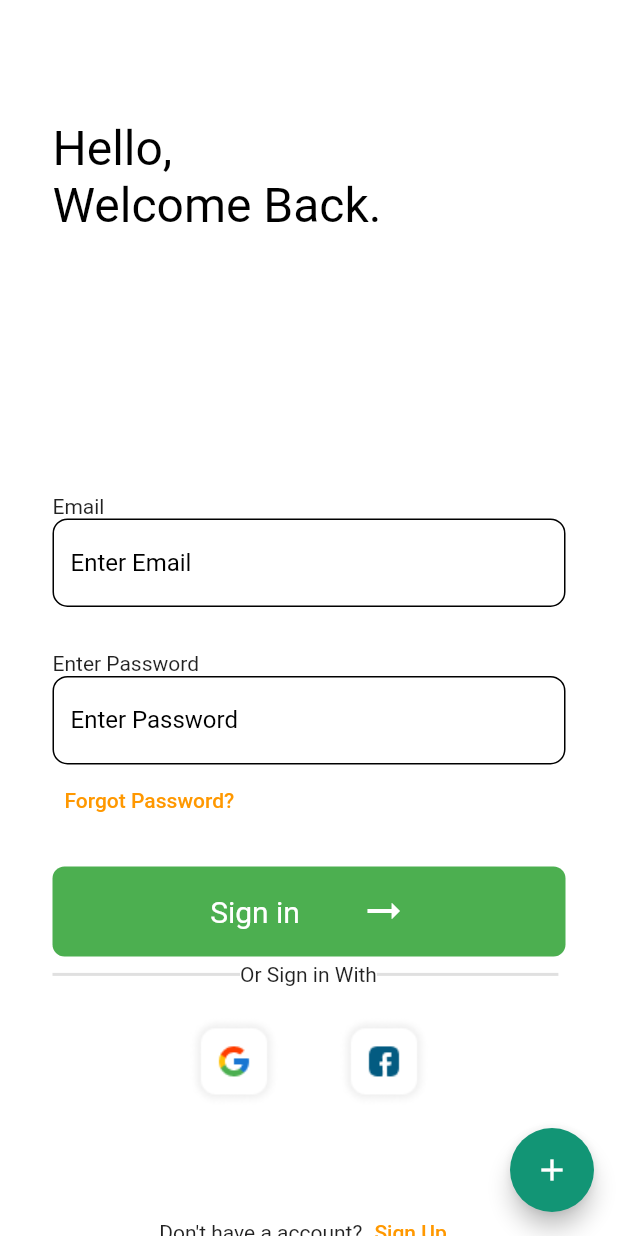
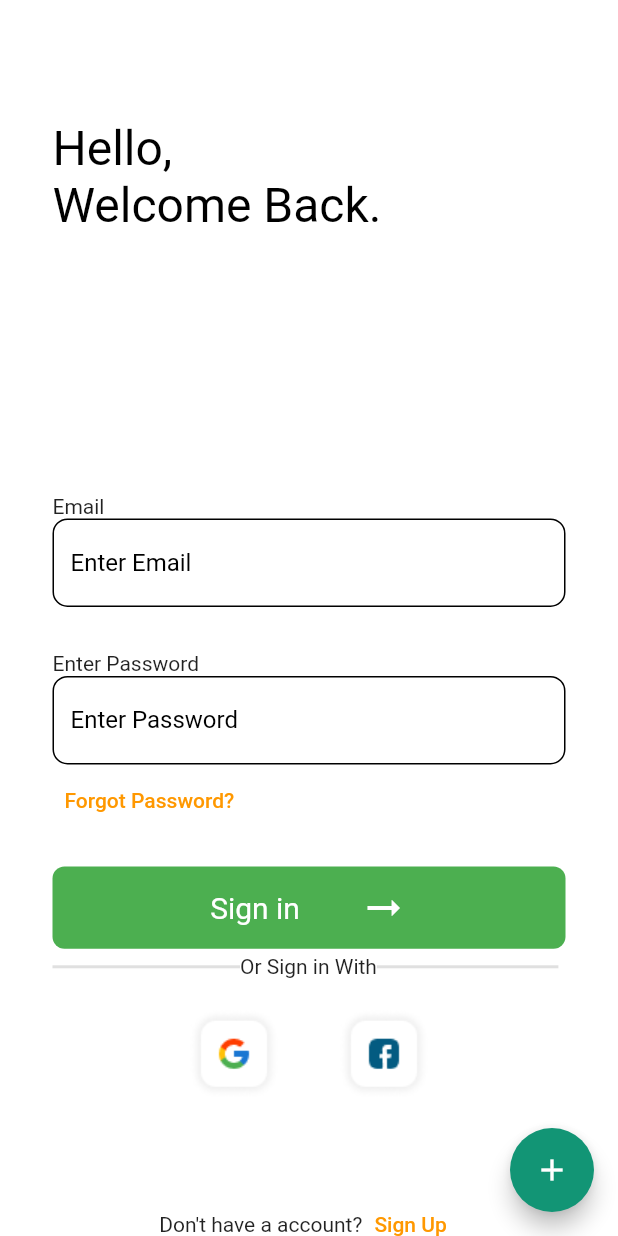
Before and after one commit to ugurclikk/Recipe-App, a Flutter app: the screen it shows after launch, on a phone screen of 412 x 824 dp. Run offline on Flutter 3.47's test engine with Material 2 defaults, Android fonts, the phone set to English and light mode, and no system bars; our stand-ins replace cloud_firestore, cloud_functions, firebase_auth, firebase_core, firebase_messaging, firebase_storage and 3 more; accounts and stored records are empty.

Commit message:
Flutter Navigation, Local Notification, Responsive UI and timer

```diff
--- /dev/null
+++ b/lib/controller/respui_controller.dart
@@ -0,0 +1,25 @@
+import 'package:flutter/material.dart';
+
+class respui {
+  final double heightInDesign = 60;
+  final double widthInDesign = 350;
+  final double padding = 18;
+  final double spaceBetween = 24;
+  late double responsiveHeight = 0;
+  late double responsiveWidth = 0;
+  respui getinfoui(BuildContext context) {
+    respui holder = respui();
+    final MediaQueryData mediaQueryData = MediaQuery.of(context);
+    final double deviceWidth = mediaQueryData.size.width;
+    /*final double responsiveWidth =
+        (deviceWidth / 2) - padding - (spaceBetween / 2);
+
+    final double responsiveHeight =
+        (heightInDesign / widthInDesign) * responsiveWidth;*/
+    final double responsiveHeight = (mediaQueryData.size.height / 15);
+    final double responsiveWidth = mediaQueryData.size.width;
+    holder.responsiveHeight = responsiveHeight;
+    holder.responsiveWidth = responsiveWidth;
+    return holder;
+  }
+}
--- a/lib/main.dart
+++ b/lib/main.dart
@@ -2,11 +2,11 @@ import 'package:firebase_messaging/firebase_messaging.dart';
 import 'package:flutter/material.dart';
 import 'package:firebase_core/firebase_core.dart';
 import 'package:firebase_auth/firebase_auth.dart';
-import 'package:get/get.dart';
 import 'package:recipe/controller/storage_controller.dart';
 import 'package:recipe/pages/signinPage.dart';
 
 import 'controller/firebase_notification.dart';
+import 'controller/local_notification_controller.dart';
 import 'controller/recipecontrol.dart';
 import 'pages/signupPage.dart';
 
@@ -22,6 +22,7 @@ void getToken() async {
 
 void main() async {
   WidgetsFlutterBinding.ensureInitialized();
+   await NotificationHelper.initialize();
   await Firebase.initializeApp();
   await initMessaging();
   // FirebaseMessaging.onBackgroundMessage(_firebaseMessagingBackgroundHandler);
@@ -39,20 +40,9 @@ class HomePage extends StatefulWidget {
 class _HomePageState extends State<HomePage> {
   @override
   Widget build(BuildContext context) {
-    return GetMaterialApp(
+    return MaterialApp(
       debugShowCheckedModeBanner: false,
-      home: Scaffold(
-        body: MyLogin(),
-        floatingActionButton: FloatingActionButton(
-          backgroundColor: Color(0xff129575),
-          child: Icon(Icons.add),
-          onPressed: () {
-            getToken();
-            //get paketi sadece router icin kullanılıyor flutter navigator sorun cıkardıgı için simdilik öğrenene kadar get kullanıyorum
-            Get.to(RecipeApp());
-          },
-        ),
-      ),
+      home: MyLogin(),
     );
   }
 }
--- a/lib/pages/signinPage.dart
+++ b/lib/pages/signinPage.dart
@@ -1,6 +1,7 @@
 import 'package:firebase_auth/firebase_auth.dart';
 import 'package:flutter/material.dart';
 import 'package:get/get.dart';
+import 'package:recipe/controller/respui_controller.dart';
 import 'package:recipe/pages/signupPage.dart';
 
 import '../controller/recipecontrol.dart';
@@ -17,9 +18,25 @@ class _MyLoginState extends State<MyLogin> {
   Widget build(BuildContext context) {
     final _formKey = GlobalKey<FormState>();
     late String _email, _password;
+    respui responsiveui = respui();
+    respui uihld = responsiveui.getinfoui(context);
     return Container(
       decoration: const BoxDecoration(),
       child: Scaffold(
+        floatingActionButton: FloatingActionButton(
+          backgroundColor: Color(0xff129575),
+          child: Icon(Icons.add),
+          onPressed: () {
+            //getToken();
+            //get paketi sadece router icin kullanılıyor flutter navigator sorun cıkardıgı için simdilik öğrenene kadar get kullanıyorum
+            //Get.to(RecipeApp());
+            Navigator.push(
+                context,
+                MaterialPageRoute(
+                  builder: (context) => RecipeApp(),
+                ));
+          },
+        ),
         backgroundColor: Colors.white,
         body: Stack(children: [
           Container(
@@ -31,6 +48,8 @@ class _MyLoginState extends State<MyLogin> {
           ),
           SingleChildScrollView(
             child: Container(
+              //width: uihld.responsiveWidth,
+              //height: uihld.responsiveWidth,
               padding: EdgeInsets.only(
                   right: 35,
                   left: 35,
@@ -119,8 +138,8 @@ class _MyLoginState extends State<MyLogin> {
                             decoration: BoxDecoration(
                                 color: Colors.green,
                                 borderRadius: BorderRadius.circular(8)),
-                            height: 60,
-                            width: 350,
+                            height: uihld.responsiveHeight,
+                            width: uihld.responsiveWidth,
                             child: Row(
                               mainAxisAlignment: MainAxisAlignment.center,
                               children: [
@@ -184,7 +203,12 @@ class _MyLoginState extends State<MyLogin> {
                             Text("Don't have a account?"),
                             TextButton(
                                 onPressed: () {
-                                  Get.to(MyRegister());
+                                  Navigator.push(
+                                      context,
+                                      MaterialPageRoute(
+                                        builder: (context) => MyRegister(),
+                                      ));
+                                  //Get.to(MyRegister());
                                 },
                                 child: Text(
                                   "Sign Up",
--- a/pubspec.yaml
+++ b/pubspec.yaml
@@ -38,6 +38,7 @@ dependencies:
   firebase_storage: ^11.1.1
   flutter:
     sdk: flutter
+  flutter_local_notifications: ^14.0.1
   get: ^4.6.5
   image_picker: ^0.8.7+4
   social_login_buttons: ^1.0.7
```
Also changed, not shown: lib/controller/local_notification_controller.dart (added, +38 -0 lines), lib/controller/recipecontrol.dart (+93 -7 lines), lib/pages/signupPage.dart (+14 -3 lines), pubspec.lock, 1 other file.
